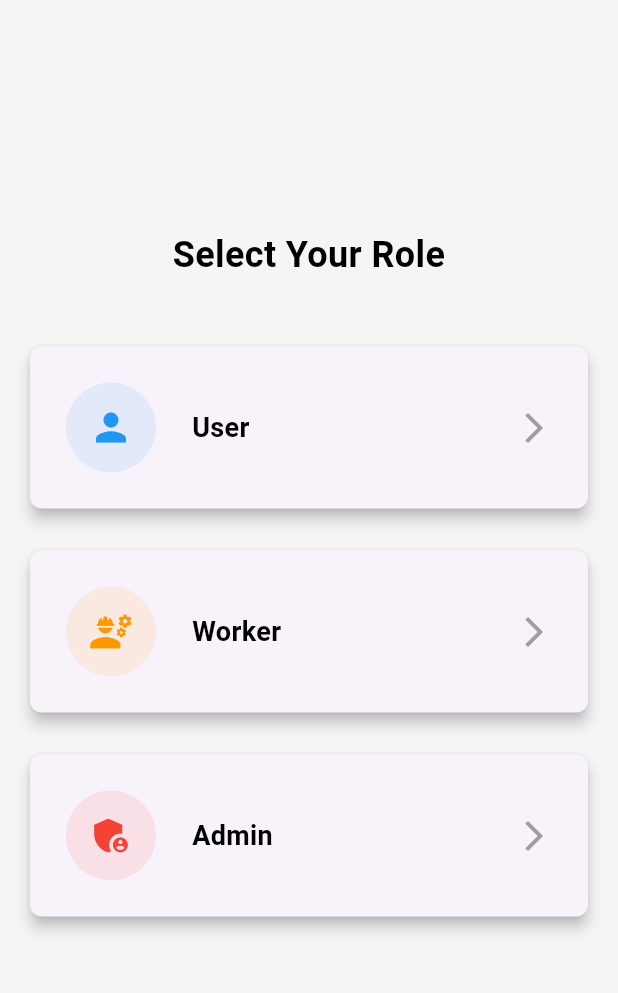
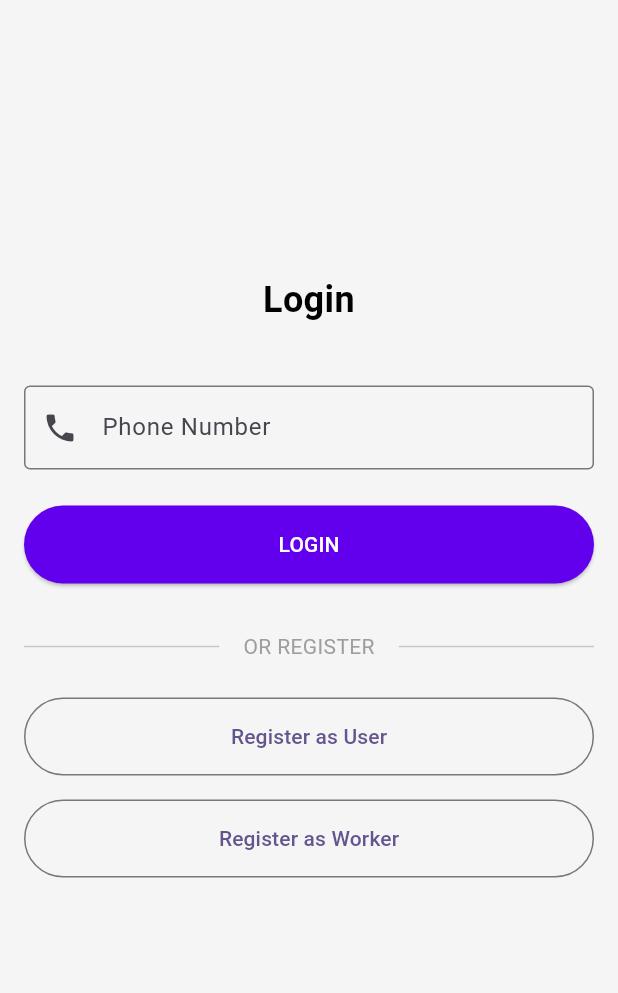
Before and after one commit to ajiskum/v_serve_flutter, a Flutter app: the screen it shows after launch, on a phone screen of 412 x 824 dp, the part 84-1077 px from its top. Run offline on Flutter 3.47's test engine with Material 3 defaults, Android fonts, the phone set to English and light mode, and no system bars.

Commit message:
Implement Registration and Login flow

```diff
--- a/lib/main.dart
+++ b/lib/main.dart
@@ -1,5 +1,5 @@
 import 'package:flutter/material.dart';
-import 'screens/role_selection_screen.dart';
+import 'screens/login_screen.dart';
 import 'screens/user_home_screen.dart';
 import 'screens/worker_home_screen.dart';
 import 'screens/admin_home_screen.dart';
@@ -33,7 +33,7 @@ class VServeApp extends StatelessWidget {
       ),
       initialRoute: '/',
       routes: {
-        '/': (context) => const RoleSelectionScreen(),
+        '/': (context) => const LoginScreen(),
         '/user_home': (context) => const UserHomeScreen(),
         '/worker_home': (context) => const WorkerHomeScreen(),
         '/admin_home': (context) => const AdminHomeScreen(),
--- a/lib/mock_data/users.dart
+++ b/lib/mock_data/users.dart
@@ -1,6 +1,6 @@
 import '../models/user.dart';
 
-final List<User> mockUsers = [
+List<User> mockUsers = [
   User(
     id: 'u1',
     name: 'Ravi Kumar',
@@ -21,3 +21,7 @@ final List<User> mockUsers = [
     villageId: 'v3',
   ),
 ];
+
+void addUser(User user) {
+  mockUsers.add(user);
+}
--- a/lib/mock_data/workers.dart
+++ b/lib/mock_data/workers.dart
@@ -1,6 +1,6 @@
 import '../models/worker.dart';
 
-final List<Worker> mockWorkers = [
+List<Worker> mockWorkers = [
   Worker(
     id: 'w1',
     name: 'Muthu',
@@ -9,6 +9,7 @@ final List<Worker> mockWorkers = [
     skills: ['Plumbing', 'Electrical'],
     rating: 4.5,
     completedJobs: 15,
+    experience: 5,
   ),
   Worker(
     id: 'w2',
@@ -18,6 +19,7 @@ final List<Worker> mockWorkers = [
     skills: ['Carpenter'],
     rating: 4.8,
     completedJobs: 30,
+    experience: 8,
   ),
   Worker(
     id: 'w3',
@@ -27,5 +29,10 @@ final List<Worker> mockWorkers = [
     skills: ['Gardening', 'Cleaning'],
     rating: 4.2,
     completedJobs: 10,
+    experience: 2,
   ),
 ];
+
+void addWorker(Worker worker) {
+  mockWorkers.add(worker);
+}
--- a/lib/models/worker.dart
+++ b/lib/models/worker.dart
@@ -8,6 +8,8 @@ class Worker {
   final double rating;
   final int completedJobs;
 
+  final int experience;
+
   Worker({
     required this.id,
     required this.name,
@@ -17,6 +19,7 @@ class Worker {
     this.isAvailable = true,
     this.rating = 0.0,
     this.completedJobs = 0,
+    this.experience = 0,
   });
 
   factory Worker.fromJson(Map<String, dynamic> json) {
@@ -29,6 +32,7 @@ class Worker {
       isAvailable: json['isAvailable'] as bool? ?? true,
       rating: (json['rating'] as num?)?.toDouble() ?? 0.0,
       completedJobs: json['completedJobs'] as int? ?? 0,
+      experience: json['experience'] as int? ?? 0,
     );
   }
 
@@ -42,6 +46,7 @@ class Worker {
       'isAvailable': isAvailable,
       'rating': rating,
       'completedJobs': completedJobs,
+      'experience': experience,
     };
   }
 }
--- /dev/null
+++ b/lib/screens/login_screen.dart
@@ -0,0 +1,175 @@
+import 'package:flutter/material.dart';
+import '../utils/language.dart';
+import '../utils/constants.dart';
+import '../mock_data/users.dart';
+import '../mock_data/workers.dart';
+import '../mock_data/admins.dart';
+import 'user_registration_screen.dart';
+import 'worker_registration_screen.dart';
+
+class LoginScreen extends StatefulWidget {
+  const LoginScreen({super.key});
+
+  @override
+  State<LoginScreen> createState() => _LoginScreenState();
+}
+
+class _LoginScreenState extends State<LoginScreen> {
+  final TextEditingController _phoneController = TextEditingController();
+  final _formKey = GlobalKey<FormState>();
+  String _errorMessage = '';
+
+  void _login() {
+    if (_formKey.currentState!.validate()) {
+      final phone = _phoneController.text.trim();
+
+      // Check Admins first
+      final admin = mockAdmins.firstWhere(
+        (a) => a.phone == phone,
+        orElse: () => mockAdmins.firstWhere((a) => a.id == 'not_found', orElse: () => mockAdmins[0]), // Safe fallback logic handled by checks below
+      );
+
+      // Since firstWhere orElse is tricky with typed lists if not nullable, using a loop or simple where check is safer.
+      // Let's iterate simply.
+
+      for (var admin in mockAdmins) {
+        if (admin.phone == phone) {
+           Navigator.pushNamedAndRemoveUntil(context, '/admin_home', (route) => false);
+           return;
+        }
+      }
+
+      for (var user in mockUsers) {
+        if (user.phone == phone) {
+           Navigator.pushNamedAndRemoveUntil(context, '/user_home', (route) => false);
+           return;
+        }
+      }
+
+       for (var worker in mockWorkers) {
+        if (worker.phone == phone) {
+           Navigator.pushNamedAndRemoveUntil(context, '/worker_home', (route) => false);
+           return;
+        }
+      }
+
+      setState(() {
+        _errorMessage = 'Phone number not registered. Please register below.';
+      });
+    }
+  }
+
+  void _toggleLanguage() {
+    setState(() {
+      Language.toggleLanguage();
+    });
+  }
+
+  @override
+  Widget build(BuildContext context) {
+    return Scaffold(
+      appBar: AppBar(
+        title: Text(Language.get('app_name')),
+        actions: [
+          TextButton(
+            onPressed: _toggleLanguage,
+            child: Text(
+              Language.get('switch_language'),
+              style: const TextStyle(color: Colors.white),
+            ),
+          ),
+        ],
+      ),
+      body: Padding(
+        padding: const EdgeInsets.all(AppConstants.defaultPadding),
+        child: Form(
+          key: _formKey,
+          child: Column(
+            mainAxisAlignment: MainAxisAlignment.center,
+            crossAxisAlignment: CrossAxisAlignment.stretch,
+            children: [
+              Text(
+                Language.get('login'),
+                style: AppTextStyles.heading,
+                textAlign: TextAlign.center,
+              ),
+              const SizedBox(height: 40),
+              TextFormField(
+                controller: _phoneController,
+                keyboardType: TextInputType.phone,
+                decoration: const InputDecoration(
+                  labelText: 'Phone Number',
+                  border: OutlineInputBorder(),
+                  prefixIcon: Icon(Icons.phone),
+                ),
+                validator: (value) {
+                  if (value == null || value.isEmpty) {
+                    return 'Please enter phone number';
+                  }
+                  return null;
+                },
+              ),
+              if (_errorMessage.isNotEmpty) ...[
+                const SizedBox(height: 16),
+                Text(
+                  _errorMessage,
+                  style: const TextStyle(color: Colors.red),
+                  textAlign: TextAlign.center,
+                ),
+              ],
+              const SizedBox(height: 24),
+              ElevatedButton(
+                onPressed: _login,
+                style: ElevatedButton.styleFrom(
+                  backgroundColor: AppColors.primary,
+                  padding: const EdgeInsets.symmetric(vertical: 16),
+                ),
+                child: Text(
+                  Language.get('login').toUpperCase(),
+                  style: const TextStyle(color: Colors.white),
+                ),
+              ),
+              const SizedBox(height: 32),
+              const Row(
+                children: [
+                   Expanded(child: Divider()),
+                   Padding(
+                     padding: EdgeInsets.symmetric(horizontal: 16),
+                     child: Text("OR REGISTER", style: TextStyle(color: Colors.grey),),
+                   ),
+                   Expanded(child: Divider()),
+                ],
+              ),
+              const SizedBox(height: 24),
+              OutlinedButton(
+                onPressed: () {
+                  Navigator.push(
+                    context,
+                    MaterialPageRoute(builder: (context) => const UserRegistrationScreen()),
+                  );
+                },
+                style: OutlinedButton.styleFrom(
+                  padding: const EdgeInsets.symmetric(vertical: 16),
+                ),
+                child: const Text('Register as User'),
+              ),
+              const SizedBox(height: 16),
+              OutlinedButton(
+                onPressed: () {
+                  Navigator.push(
+                    context,
+                    MaterialPageRoute(builder: (context) => const WorkerRegistrationScreen()),
+                  );
+                },
+                style: OutlinedButton.styleFrom(
+                   padding: const EdgeInsets.symmetric(vertical: 16),
+                ),
+                child: const Text('Register as Worker'),
+              ),
+            ],
+          ),
+        ),
+      ),
+    );
+  }
+}
```
Also changed, not shown: lib/screens/user_registration_screen.dart (added, +94 -0 lines), lib/screens/worker_registration_screen.dart (added, +132 -0 lines).
